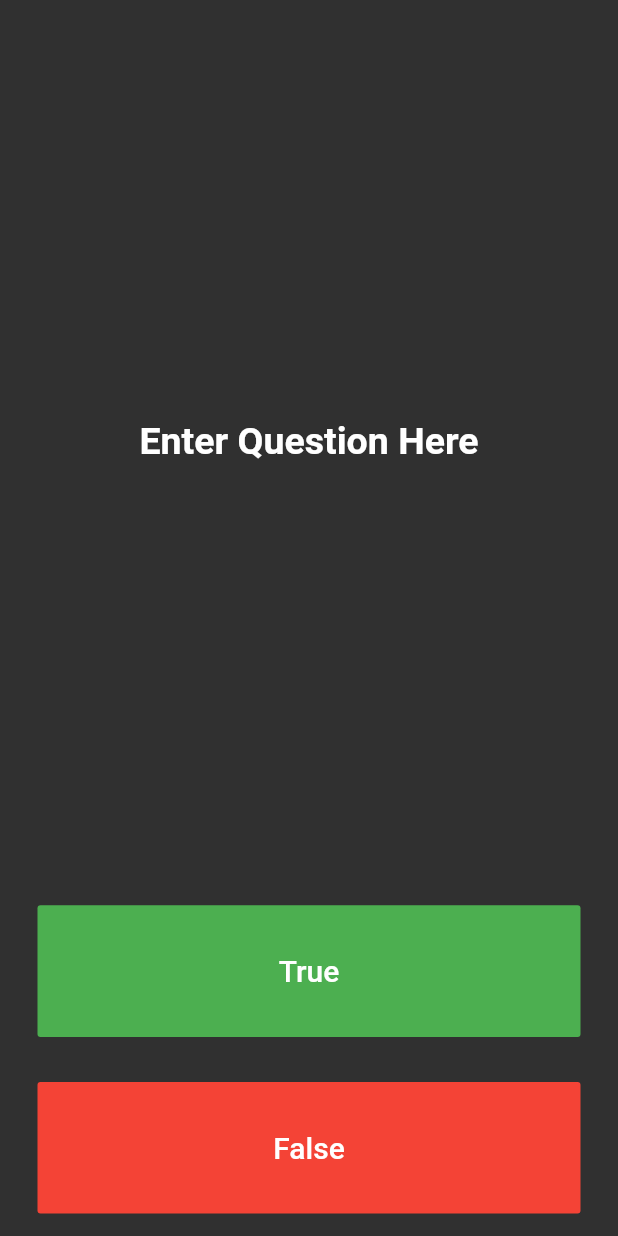
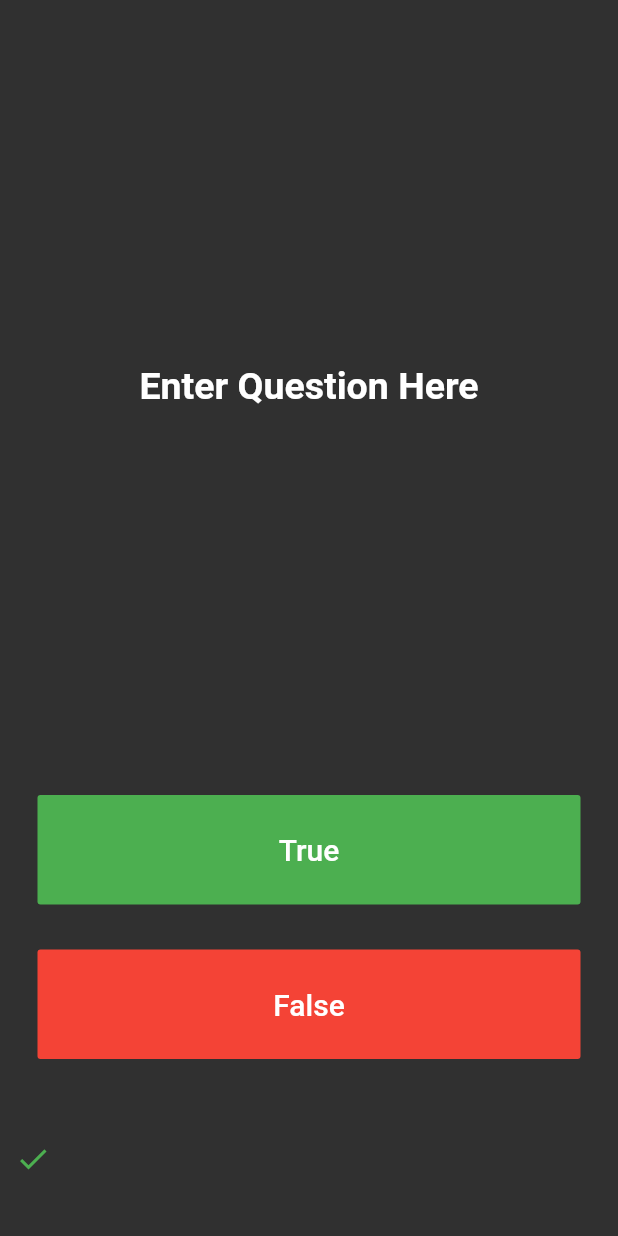
Before and after one commit to RKCP/Flutter-Dart-Learning, a Flutter app: the screen it shows after launch, after a tap on "True", on a phone screen of 412 x 824 dp. Run offline on Flutter 3.47's test engine with Material 2 defaults, Android fonts, the phone set to English and light mode, and no system bars; our stand-ins replace audioplayers.

Commit message:
Added score keeping. Lists are essentially arrays in other languages.

```diff
--- a/true_false_quiz/lib/main.dart
+++ b/true_false_quiz/lib/main.dart
@@ -26,6 +26,8 @@ class QuizPage extends StatefulWidget {
 }
 
 class _QuizPageState extends State<QuizPage> {
+  List<Icon> scores = [];
+
   @override
   Widget build(BuildContext context) {
     return Column(
@@ -63,7 +65,12 @@ class _QuizPageState extends State<QuizPage> {
                 ),
               ),
               onPressed: () {
-                print('true');
+                setState(() {
+                  scores.add(Icon(
+                    Icons.check,
+                    color: Colors.green,
+                  ));
+                });
               },
             ),
           ),
@@ -82,11 +89,21 @@ class _QuizPageState extends State<QuizPage> {
                 ),
               ),
               onPressed: () {
-                print('false');
+                setState(() {
+                  scores.add(Icon(
+                    Icons.close,
+                    color: Colors.red,
+                  ));
+                });
               }, // must be present or the buttons color will be set to the default disabledColor property.
             ),
           ),
-        )
+        ),
+        Expanded(
+          child: Row(
+            children: scores,
+          ),
+        ),
       ],
     );
   }
```
